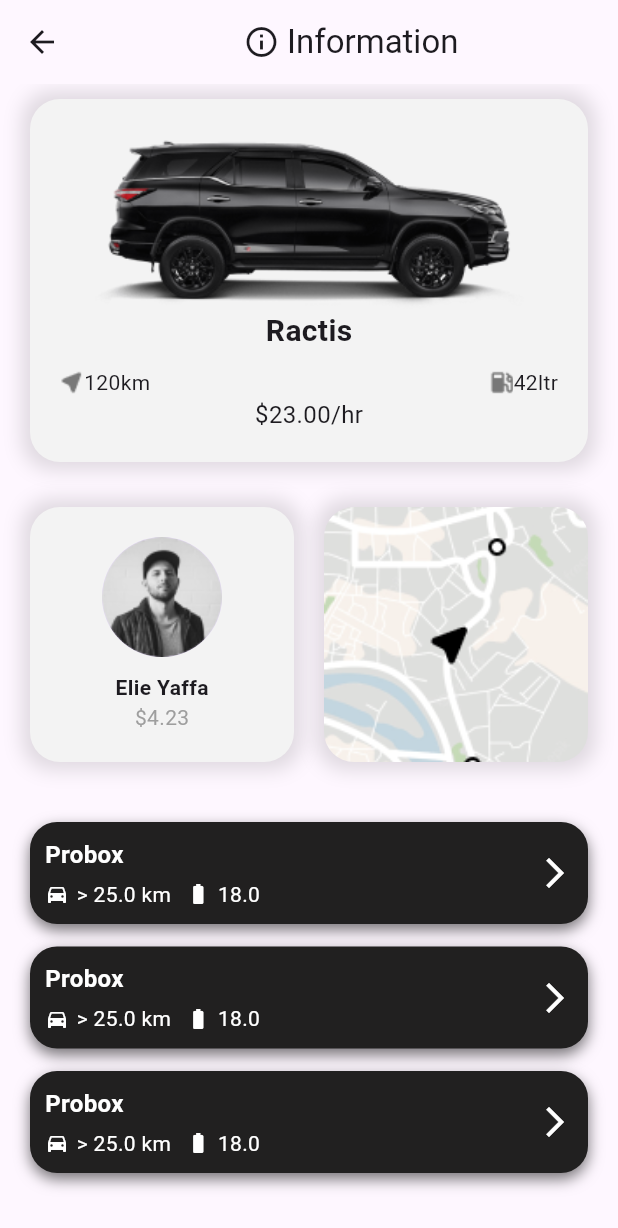
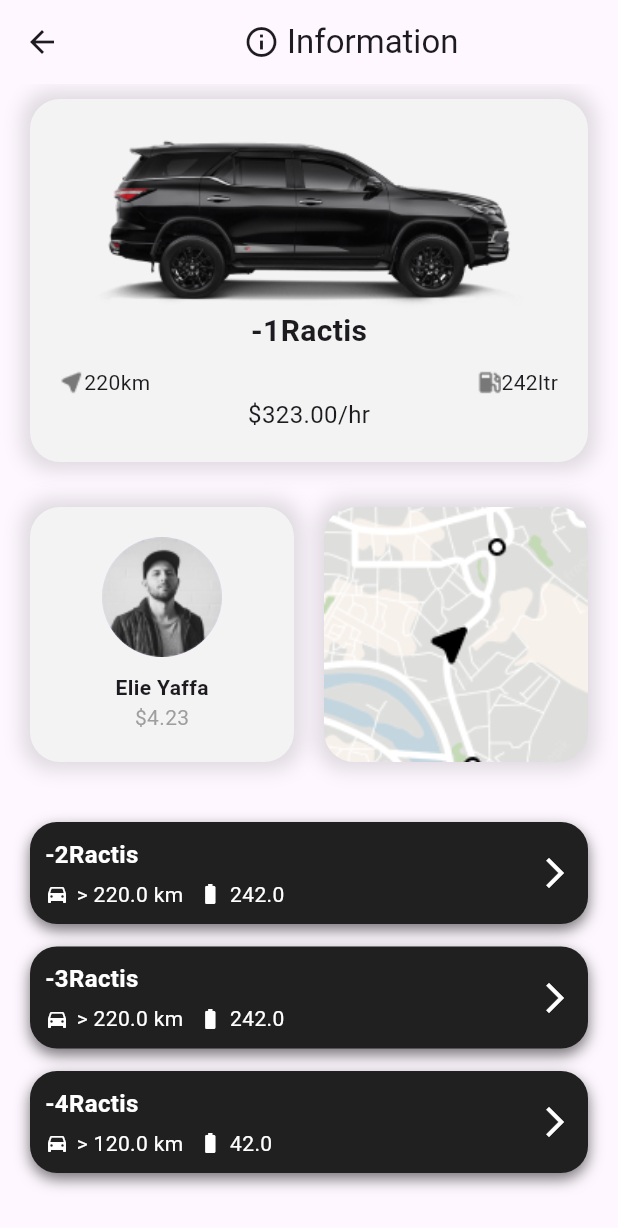
Before and after one commit to TonyV23/rental_car_app, a Flutter app: the CarList screen opened directly, after a tap on "Ractis", on a phone screen of 412 x 824 dp. Shown: the top 1228 px of the screen. Run offline on Flutter 3.47's test engine with Material 3 defaults, Android fonts, the phone set to English and light mode, and no system bars; our stand-ins replace firebase_core, gap; accounts and stored records are empty.

Commit message:
adjusting styles

```diff
--- a/lib/presentation/screens/car_details.dart
+++ b/lib/presentation/screens/car_details.dart
@@ -5,7 +5,8 @@ import 'package:rental_car_app/presentation/widgets/car_card.dart';
 import 'package:rental_car_app/presentation/widgets/more_card.dart';
 
 class CarDetails extends StatelessWidget {
-  const CarDetails({super.key});
+  final Car car;
+  const CarDetails({super.key, required this.car});
 
   @override
   Widget build(BuildContext context) {
@@ -20,10 +21,10 @@ class CarDetails extends StatelessWidget {
           children: [
             CarCard(
                 car: Car(
-                    model: "Ractis",
-                    distance: 120,
-                    fuelCapacity: 42,
-                    pricePerHour: 23)),
+                    model: "-1${car.model}",
+                    distance: car.distance + 100,
+                    fuelCapacity: car.fuelCapacity + 200,
+                    pricePerHour: car.pricePerHour + 300)),
             Gap(20),
             Padding(
               padding: EdgeInsets.symmetric(horizontal: 20),
@@ -87,26 +88,26 @@ class CarDetails extends StatelessWidget {
                 children: [
                   MoreCard(
                     car: Car(
-                        model: "Probox",
-                        distance: 25,
-                        fuelCapacity: 18,
-                        pricePerHour: 24),
+                        model: "-2${car.model}",
+                        distance: car.distance + 100,
+                        fuelCapacity: car.fuelCapacity + 200,
+                        pricePerHour: car.pricePerHour + 300),
                   ),
                   Gap(15),
                   MoreCard(
                     car: Car(
-                        model: "Probox",
-                        distance: 25,
-                        fuelCapacity: 18,
-                        pricePerHour: 24),
+                        model: "-3${car.model}",
+                        distance: car.distance + 100,
+                        fuelCapacity: car.fuelCapacity + 200,
+                        pricePerHour: car.pricePerHour + 300),
                   ),
                   Gap(15),
                   MoreCard(
                     car: Car(
-                        model: "Probox",
-                        distance: 25,
-                        fuelCapacity: 18,
-                        pricePerHour: 24),
+                        model: "-4${car.model}",
+                        distance: car.distance,
+                        fuelCapacity: car.fuelCapacity,
+                        pricePerHour: car.pricePerHour),
                   ),
                 ],
               ),
--- a/lib/presentation/widgets/car_card.dart
+++ b/lib/presentation/widgets/car_card.dart
@@ -11,7 +11,14 @@ class CarCard extends StatelessWidget {
     return GestureDetector(
       onTap: () {
         Navigator.push(
-            context, MaterialPageRoute(builder: (context) => CarDetails()));
+            context,
+            MaterialPageRoute(
+                builder: (context) => CarDetails(
+                    car: Car(
+                        model: car.model,
+                        distance: car.distance,
+                        fuelCapacity: car.fuelCapacity,
+                        pricePerHour: car.pricePerHour))));
       },
       child: Container(
         margin: EdgeInsets.symmetric(vertical: 10, horizontal: 20),
```
